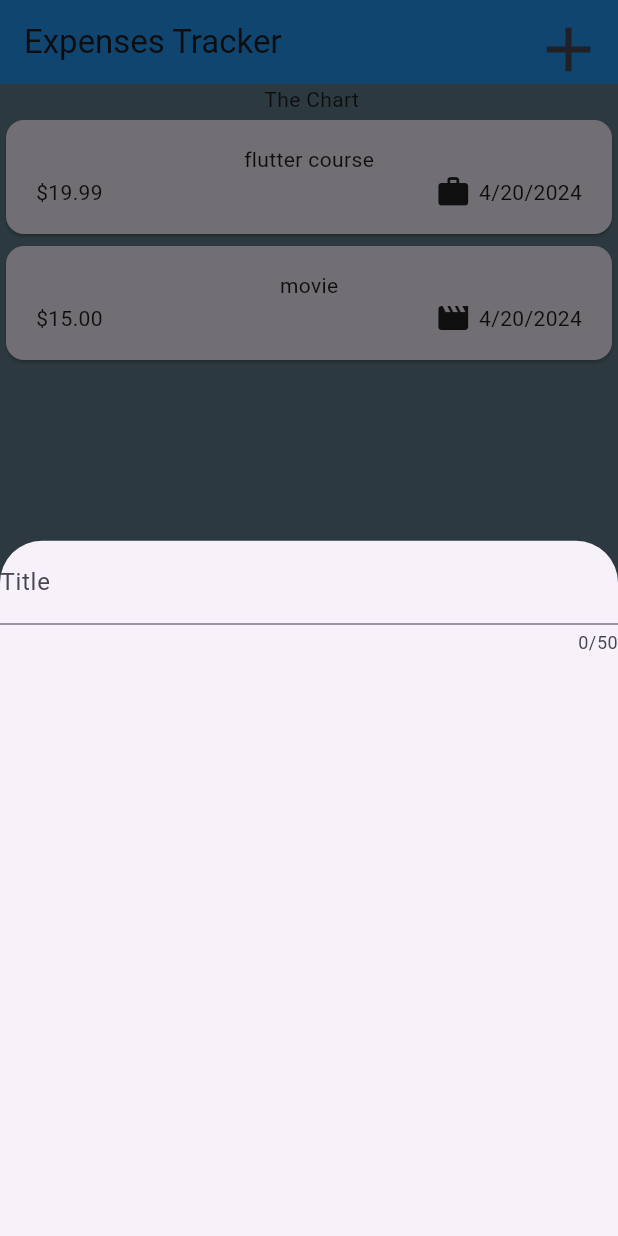
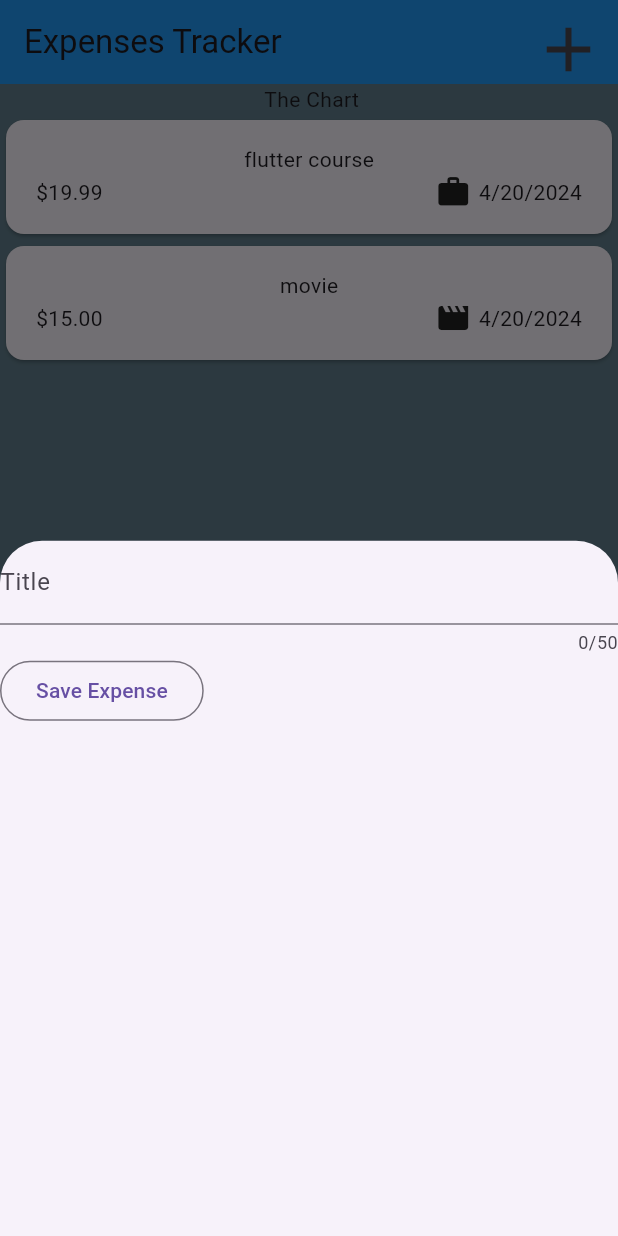
Before and after one commit to balayogigmcs/Expenses-Tracker-App, a Flutter app: the screen it shows after launch, after a tap on the "add" icon, on a phone screen of 412 x 824 dp. Run offline on Flutter 3.47's test engine with Material 3 defaults, Android fonts, the phone set to English and light mode, and no system bars.

```diff
--- a/lib/widgets/new_expenses.dart
+++ b/lib/widgets/new_expenses.dart
@@ -10,16 +10,33 @@ class NewExpenses extends StatefulWidget {
 }
 
 class _NewExpensesState extends State<NewExpenses> {
+  var _enteredTitle = "";
+
+  void _saveTitleInput(String inputValues) {
+    _enteredTitle = inputValues;
+  }
+
   @override
   Widget build(BuildContext context) {
-    return const Column(
+    return Column(
       children: [
         TextField(
+          onChanged: _saveTitleInput,
           maxLength: 50,
-          decoration: InputDecoration(
+          decoration: const InputDecoration(
             label: Text('Title'),
           ),
         ),
+        Row(
+          children: [
+            OutlinedButton(
+              onPressed: () {
+                print(_enteredTitle);
+              },
+              child: const Text('Save Expense'),
+            ),
+          ],
+        )
       ],
     );
   }
```
